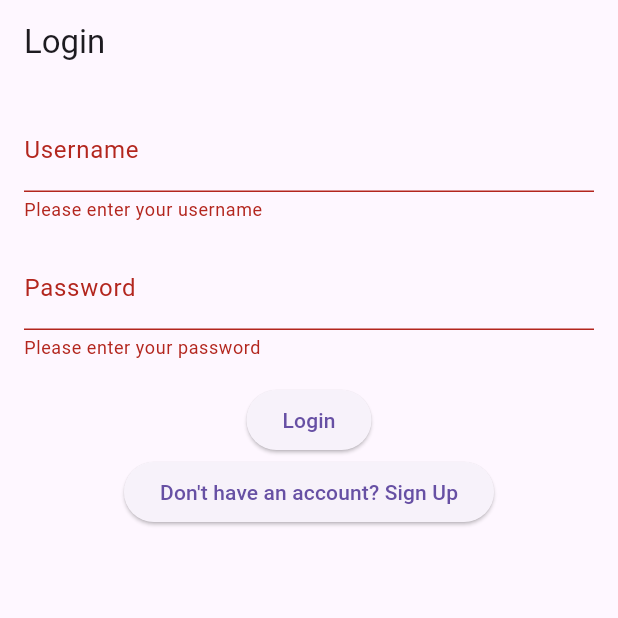
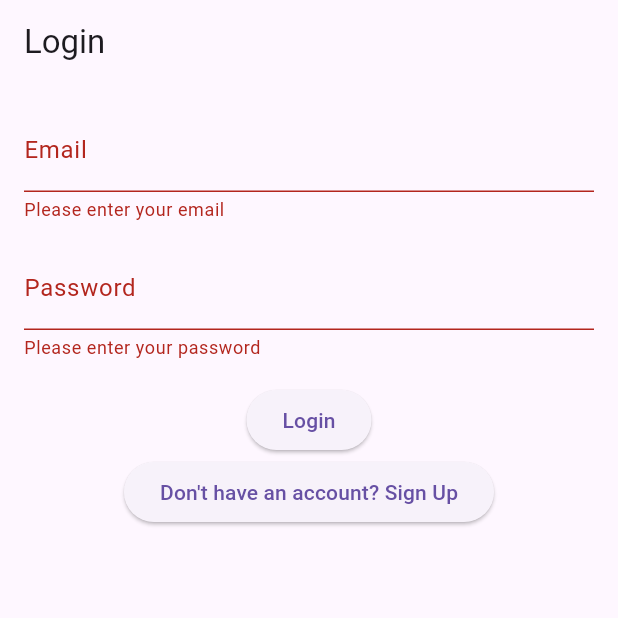
Before and after one commit to SukhiM/FTPSportsbook, a Flutter app: the screen it shows after launch, after a tap on "Login", on a phone screen of 412 x 824 dp, the top half of it. Run offline on Flutter 3.47's test engine with Material 3 defaults, Android fonts, the phone set to English and light mode, and no system bars; our stand-ins replace cloud_firestore, firebase_auth, firebase_core, firebase_storage, flutter_svg, image_picker and 1 more; accounts and stored records are empty; project files that could hold a hidden picture were left out.

Commit message:
Update text from username to email

```diff
--- a/ftp_app/lib/views/login_view.dart
+++ b/ftp_app/lib/views/login_view.dart
@@ -26,23 +26,20 @@ class LoginScreen extends StatefulWidget {
 class _LoginScreenState extends State<LoginScreen> {
   final _formKey = GlobalKey<FormState>();
   final _auth = FirebaseAuth.instance;
-  String _username = ''; // Assuming this is an email for Firebase Auth
+  String _email = '';
   String _password = '';
 
   void _login() async {
     if (_formKey.currentState!.validate()) {
       try {
         await _auth.signInWithEmailAndPassword(
-          email: _username,
+          email: _email,
           password: _password,
         );
 
         // Successful login. Navigate to home screen or show a success message
-        Navigator.pushReplacement(
-            context,
-            MaterialPageRoute(
-                builder: (context) =>
-                    SportsbookHomeScreen())); // Assuming you have a HomeScreen widget
+        Navigator.pushReplacement(context,
+            MaterialPageRoute(builder: (context) => SportsbookHomeScreen()));
       } catch (e) {
         // Handle authentication error, show a message to the user
         ScaffoldMessenger.of(context).showSnackBar(
@@ -65,15 +62,15 @@ class _LoginScreenState extends State<LoginScreen> {
           child: Column(
             children: <Widget>[
               TextFormField(
-                decoration: InputDecoration(labelText: 'Username'),
+                decoration: InputDecoration(labelText: 'Email'),
                 validator: (value) {
                   if (value == null || value.isEmpty) {
-                    return 'Please enter your username';
+                    return 'Please enter your email';
                   }
                   return null;
                 },
                 onChanged: (value) {
-                  _username = value;
+                  _email = value;
                 },
               ),
               SizedBox(height: 16.0),
```
